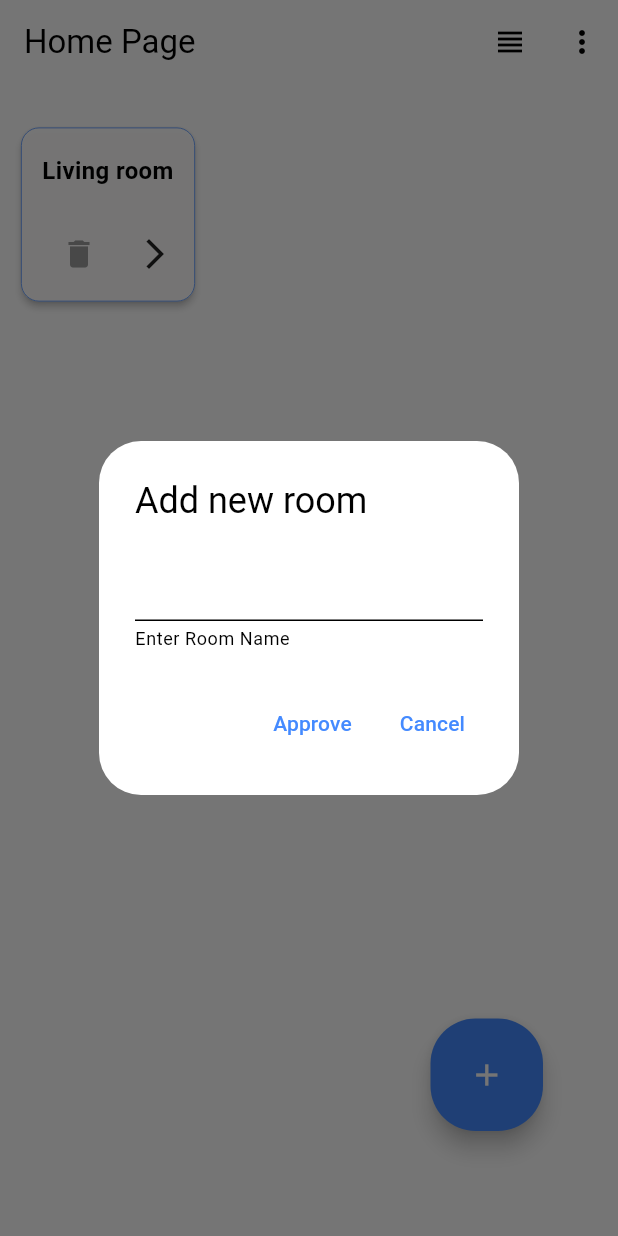
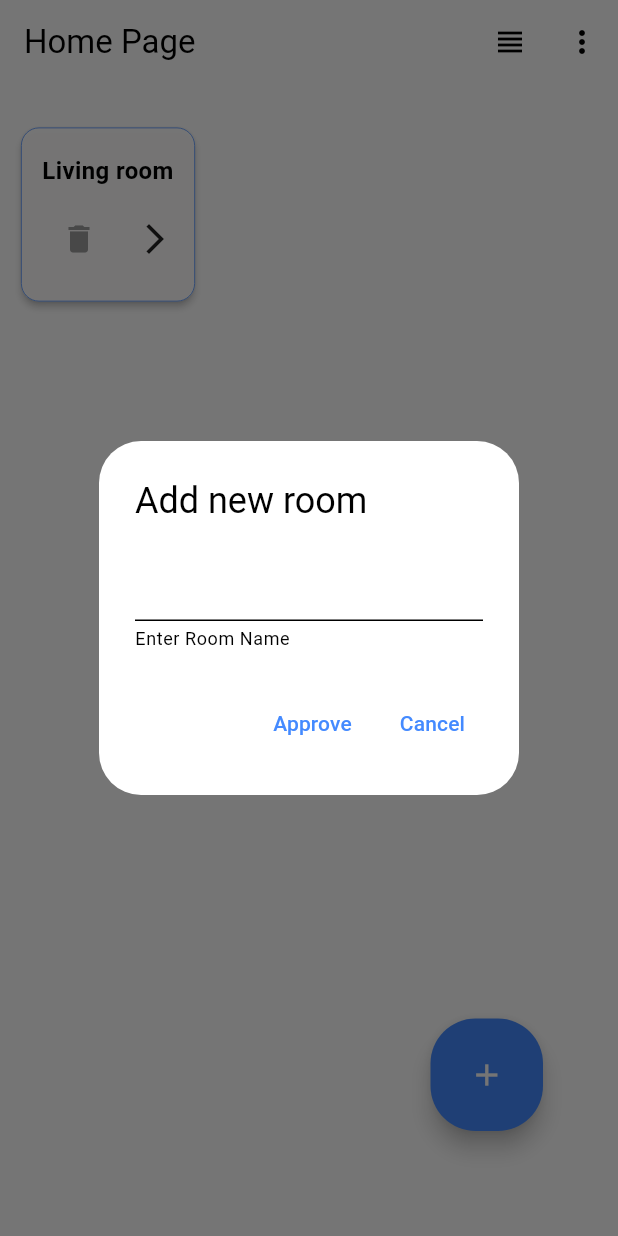
Before and after one commit to kirmada150905/homeManager, a Flutter app: the HomePage screen opened by its route, after a tap on the "add" icon, on a phone screen of 412 x 824 dp. Run offline on Flutter 3.47's test engine with Material 3 defaults, Android fonts, the phone set to English and light mode, and no system bars; our stand-ins replace go_router, simple_icons; network calls fail.

```diff
--- a/lib/screens/home_page.dart
+++ b/lib/screens/home_page.dart
@@ -2,6 +2,7 @@ import 'dart:async';
 import 'dart:convert';
 import 'package:flutter/material.dart';
 import 'package:go_router/go_router.dart';
+import 'package:home_manager/main.dart';
 import 'package:http/http.dart' as http;
 
 class HomePage extends StatefulWidget {
@@ -26,11 +27,11 @@ class _HomePageState extends State<HomePage> {
 
   //port 8080
   Future<http.Response> getData() {
-    return http.get(Uri.parse('http://127.0.0.1:8080/getData'));
+    return http.get(Uri.parse('http://${server}/getData'));
   }
 
   Future<http.Response> sendData() {
-    return http.post(Uri.parse("http://127.0.0.1:8080/add_new_room"),
+    return http.post(Uri.parse("http://${server}add_new_room"),
         headers: <String, String>{
           'Content-Type': 'application/json; charset=UTF-8',
         },
@@ -149,7 +150,7 @@ class _HomePageState extends State<HomePage> {
                             },
                           ),
                   )
-                : const Text("Click button to load"),
+                : const Text("Rrefersh"),
             Container(
               margin: EdgeInsets.only(right: 50, bottom: 50),
               child: Row(
@@ -220,15 +221,12 @@ class _RoomTileState extends State<RoomTile> {
               child: Column(
                 mainAxisAlignment: MainAxisAlignment.center,
                 children: [
-                  Padding(
-                    padding: EdgeInsets.all(10),
-                    child: Text(
-                      widget.room["name"],
-                      textAlign: TextAlign.center,
-                      style: const TextStyle(
-                        fontSize: 16,
-                        fontWeight: FontWeight.bold,
-                      ),
+                  Text(
+                    widget.room["name"],
+                    textAlign: TextAlign.center,
+                    style: const TextStyle(
+                      fontSize: 16,
+                      fontWeight: FontWeight.bold,
                     ),
                   ),
                   const SizedBox(height: 10),
--- a/lib/theme_provider.dart
+++ b/lib/theme_provider.dart
@@ -3,6 +3,7 @@ import 'package:flutter/material.dart';
 
 class ThemeProvider extends ChangeNotifier {
   bool _isDarkMode = false;
+  // bool _isDarkMode = true;
 
   bool get isDarkMode => _isDarkMode;
 
--- a/pubspec.yaml
+++ b/pubspec.yaml
@@ -73,7 +73,7 @@ flutter:
   uses-material-design: true
 
   # To add assets to your application, add an assets section, like this:
-  assets:
+  # assets:
 
   # An image asset can refer to one or more resolution-specific "variants", see
   # https://flutter.dev/to/resolution-aware-images
```
Also changed, not shown: lib/main.dart (+14 -2 lines), lib/screens/detailed_room_view.dart (+4 -10 lines), lib/screens/login_screen.dart (+14 -2 lines), 1 other file.
